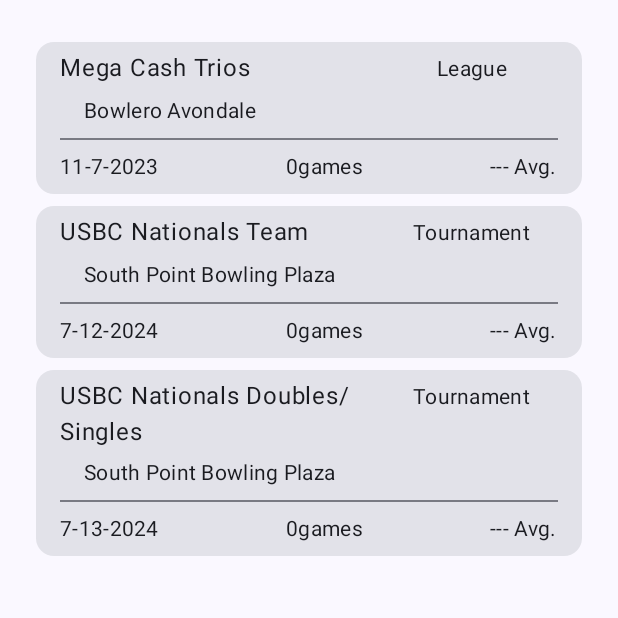
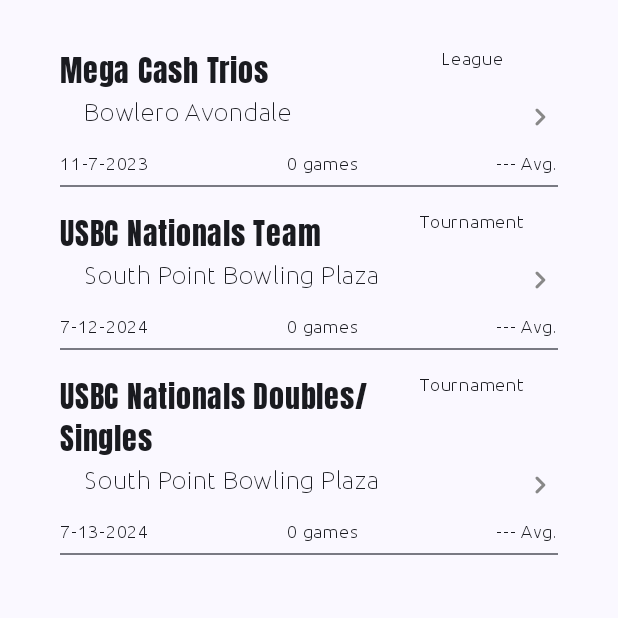
Before and after one commit to jsmerki/STRATS, an Android app built with Jetpack Compose: the screen it shows after launch (MainActivity), on a phone screen of 412 x 824 dp, the top half of it. Run offline under Robolectric (Android 15) with nearby library versions, the phone set to English and light mode, and no system bars.

Commit message:
Stylistic Changes
Add fonts from Google Fonts (mainly Anton and Ubuntu in use, Poppins may be used in place of Ubuntu), change from using Cards to display bowling events to a standard vertical list item, typography changes with new fonts, and using string resources instead of EventCategory names.

```diff
--- /dev/null
+++ b/app/src/main/java/com/example/strats/data/EventsUiState.kt
@@ -0,0 +1,7 @@
+package com.example.strats.data
+
+import com.example.strats.model.BowlingEvent
+
+data class EventsUiState(
+   val eventsList : MutableList<BowlingEvent> = Datasource().bowlingEvents
+)
--- /dev/null
+++ b/app/src/main/java/com/example/strats/model/EventsHomepageViewModel.kt
@@ -0,0 +1,18 @@
+package com.example.strats.model
+
+import android.media.metrics.Event
+import com.example.strats.data.EventsUiState
+import kotlinx.coroutines.flow.MutableStateFlow
+import kotlinx.coroutines.flow.StateFlow
+import kotlinx.coroutines.flow.asStateFlow
+
+class EventsHomepageViewModel {
+
+    private val _uiState = MutableStateFlow(EventsUiState())
+    val uiState: StateFlow<EventsUiState> = _uiState.asStateFlow()
+
+    fun addEvent(newEvent: BowlingEvent) {
+        //TODO: Should there be checking logic?
+        _uiState.value.eventsList.add(newEvent)
+    }
+}
--- a/app/src/main/java/com/example/strats/ui/EventsHomepage.kt
+++ b/app/src/main/java/com/example/strats/ui/EventsHomepage.kt
@@ -1,64 +1,83 @@
 package com.example.strats.ui
 
+import android.graphics.drawable.Icon
 import androidx.compose.foundation.layout.Arrangement
 import androidx.compose.foundation.layout.Column
 import androidx.compose.foundation.layout.Row
+import androidx.compose.foundation.layout.Spacer
 import androidx.compose.foundation.layout.fillMaxWidth
 import androidx.compose.foundation.layout.padding
 import androidx.compose.foundation.lazy.LazyColumn
 import androidx.compose.foundation.lazy.items
+import androidx.compose.material.icons.Icons
+import androidx.compose.material.icons.filled.KeyboardArrowRight
+import androidx.compose.material.icons.rounded.KeyboardArrowRight
 import androidx.compose.material3.Card
 import androidx.compose.material3.Divider
+import androidx.compose.material3.Icon
 import androidx.compose.material3.MaterialTheme
 import androidx.compose.material3.Text
 import androidx.compose.runtime.Composable
 import androidx.compose.ui.Modifier
+import androidx.compose.ui.graphics.Color
 import androidx.compose.ui.res.stringResource
 import androidx.compose.ui.text.style.TextAlign
 import androidx.compose.ui.unit.dp
 import com.example.strats.R
 import com.example.strats.model.BowlingEvent
+import com.example.strats.model.EventCategory
 
 @Composable
 fun EventsHomepage(bowlingEvents: MutableList<BowlingEvent>, modifier: Modifier = Modifier) {
     LazyColumn(modifier = Modifier.padding(24.dp)) {
         items(bowlingEvents) {
-            BowlingEventCard(
+            BowlingEventListItem(
                 bowlingEvent = it,
-                modifier = Modifier.padding(vertical = 4.dp)
+                //modifier = Modifier.padding(vertical = 4.dp)
             )
         }
     }
 }
 
 @Composable
-fun BowlingEventCard(bowlingEvent: BowlingEvent, modifier: Modifier = Modifier) {
-    Card (modifier = modifier){
-        Column(modifier = Modifier.padding(horizontal = 16.dp, vertical = 8.dp)) {
+fun BowlingEventListItem(bowlingEvent: BowlingEvent, modifier: Modifier = Modifier) {
+    val categoryStrings: Map<EventCategory, String> = mapOf<EventCategory, String>(
+        EventCategory.LEAGUE to stringResource(id = R.string.event_category_league),
+        EventCategory.TOURNAMENT to stringResource(id = R.string.event_category_tournament),
+        EventCategory.PRACTICE to stringResource(id = R.string.event_category_practice)
+    )
+
+    Column(modifier = modifier.padding(horizontal = 16.dp, vertical = 8.dp)) {
         Row(
             horizontalArrangement = Arrangement.SpaceBetween,
             modifier = Modifier
                 .fillMaxWidth()
-                    .padding(bottom = 8.dp)
+                .padding(bottom = 4.dp)
         ) {
             Text(
                 text = bowlingEvent.title,
                 modifier = Modifier.weight(0.65F),
-                    style = MaterialTheme.typography.bodyLarge
+                style = MaterialTheme.typography.titleLarge
             )
             Text(
-                    text = bowlingEvent.category.toString().lowercase().capitalize(),
+                text = categoryStrings.getOrDefault(bowlingEvent.category, ""),
                 textAlign = TextAlign.Center,
                 modifier = Modifier.weight(0.35F),
                 style = MaterialTheme.typography.bodyMedium
             )
         }
-            Row(modifier = Modifier.padding(start = 16.dp)) {
+        Row(modifier = Modifier.padding(start = 16.dp, bottom = 12.dp)) {
             Text(
                 text = bowlingEvent.location,
-                    style = MaterialTheme.typography.bodyMedium)
+                style = MaterialTheme.typography.bodyLarge
+            )
+            Spacer(modifier = Modifier.weight(1.0F))
+            Icon(
+                Icons.Rounded.KeyboardArrowRight,
+                contentDescription = null,
+                tint = Color.Gray
+            )
         }
-            Divider(modifier = Modifier.padding(vertical = 8.dp))
         Row(
             horizontalArrangement = Arrangement.SpaceBetween,
             modifier = Modifier.fillMaxWidth()
@@ -67,12 +86,12 @@ fun BowlingEventCard(bowlingEvent: BowlingEvent, modifier: Modifier = Modifier)
                 text = bowlingEvent.date,
                 style = MaterialTheme.typography.bodyMedium)
             Text(
-                    text = bowlingEvent.games.size.toString() + stringResource(id = R.string.games_suffix),
+                text = bowlingEvent.games.size.toString() + " " + stringResource(id = R.string.games_suffix),
                 style = MaterialTheme.typography.bodyMedium)
             Text(
                 text = "--- Avg.",
                 style = MaterialTheme.typography.bodyMedium)
         }
+        Divider(modifier = Modifier.padding(top = 8.dp))
     }
 }
-}
--- a/app/src/main/java/com/example/strats/ui/STRATSApp.kt
+++ b/app/src/main/java/com/example/strats/ui/STRATSApp.kt
@@ -4,6 +4,7 @@ import androidx.annotation.StringRes
 import androidx.compose.material3.Scaffold
 import androidx.compose.runtime.Composable
 import androidx.compose.ui.Modifier
+import androidx.compose.ui.tooling.preview.Preview
 import androidx.navigation.NavHostController
 import androidx.navigation.compose.NavHost
 import androidx.navigation.compose.composable
--- a/app/src/main/java/com/example/strats/ui/theme/Type.kt
+++ b/app/src/main/java/com/example/strats/ui/theme/Type.kt
@@ -2,18 +2,55 @@ package com.example.strats.ui.theme
 
 import androidx.compose.material3.Typography
 import androidx.compose.ui.text.TextStyle
+import androidx.compose.ui.text.font.Font
 import androidx.compose.ui.text.font.FontFamily
+import androidx.compose.ui.text.font.FontStyle
 import androidx.compose.ui.text.font.FontWeight
 import androidx.compose.ui.unit.sp
+import com.example.strats.R
+
+val Anton = FontFamily(
+    Font(R.font.anton_regular)
+)
+
+val Poppins = FontFamily(
+    Font(R.font.poppins_extra_light, FontWeight.Light),
+    Font(R.font.poppins_extra_light_italic, FontWeight.Light, FontStyle.Italic),
+    Font(R.font.poppins_light),
+    Font(R.font.poppins_light_italic, FontWeight.Normal, FontStyle.Italic),
+    Font(R.font.poppins_semibold, FontWeight.Bold),
+    Font(R.font.poppins_semibold_italic, FontWeight.Bold, FontStyle.Italic)
+)
+
+val Ubuntu = FontFamily(
+    Font(R.font.ubuntu_light),
+    Font(R.font.ubuntu_light, FontWeight.Normal, FontStyle.Italic),
+    Font(R.font.ubuntu_medium, FontWeight.Bold),
+    Font(R.font.ubuntu_medium_italic, FontWeight.Bold, FontStyle.Italic)
+)
 
 // Set of Material typography styles to start with
 val Typography = Typography(
+    titleLarge = TextStyle(
+        fontFamily = Anton,
+        fontWeight = FontWeight.Normal,
+        fontSize = 20.sp,
+        lineHeight = 28.sp,
+        letterSpacing = 0.5.sp
+    ),
     bodyLarge = TextStyle(
-        fontFamily = FontFamily.Default,
+        fontFamily = Ubuntu,
         fontWeight = FontWeight.Normal,
         fontSize = 16.sp,
         lineHeight = 24.sp,
         letterSpacing = 0.5.sp
+    ),
+    bodyMedium = TextStyle(
+        fontFamily = Ubuntu,
+        fontWeight = FontWeight.Normal,
+        fontSize = 12.sp,
+        lineHeight = 18.sp,
+        letterSpacing  = 0.5.sp
     )
     /* Other default text styles to override
     titleLarge = TextStyle(
--- a/app/src/main/res/values/strings.xml
+++ b/app/src/main/res/values/strings.xml
@@ -4,5 +4,8 @@
     <string name="event_page_title">View Event</string>
     <string name="practice_page_title">Practice</string>
     <string name="statistics_page_title">My Statistics</string>
-    <string name="games_suffix">&#032;games</string>
+    <string name="event_category_league">League</string>
+    <string name="event_category_tournament">Tournament</string>
+    <string name="event_category_practice">Practice</string>
+    <string name="games_suffix">games</string>
 </resources>
```
Also changed, not shown: app/src/main/res/font/anton_regular.ttf (added), app/src/main/res/font/poppins_extra_light.ttf (added), app/src/main/res/font/poppins_extra_light_italic.ttf (added), app/src/main/res/font/poppins_light.ttf (added), app/src/main/res/font/poppins_light_italic.ttf (added), app/src/main/res/font/poppins_semibold.ttf (added), app/src/main/res/font/poppins_semibold_italic.ttf (added), app/src/main/res/font/ubuntu_light.ttf (added), app/src/main/res/font/ubuntu_light_italic.ttf (added), app/src/main/res/font/ubuntu_medium.ttf (added), app/src/main/res/font/ubuntu_medium_italic.ttf (added). Lines whose indentation alone changed are shown as unchanged.
